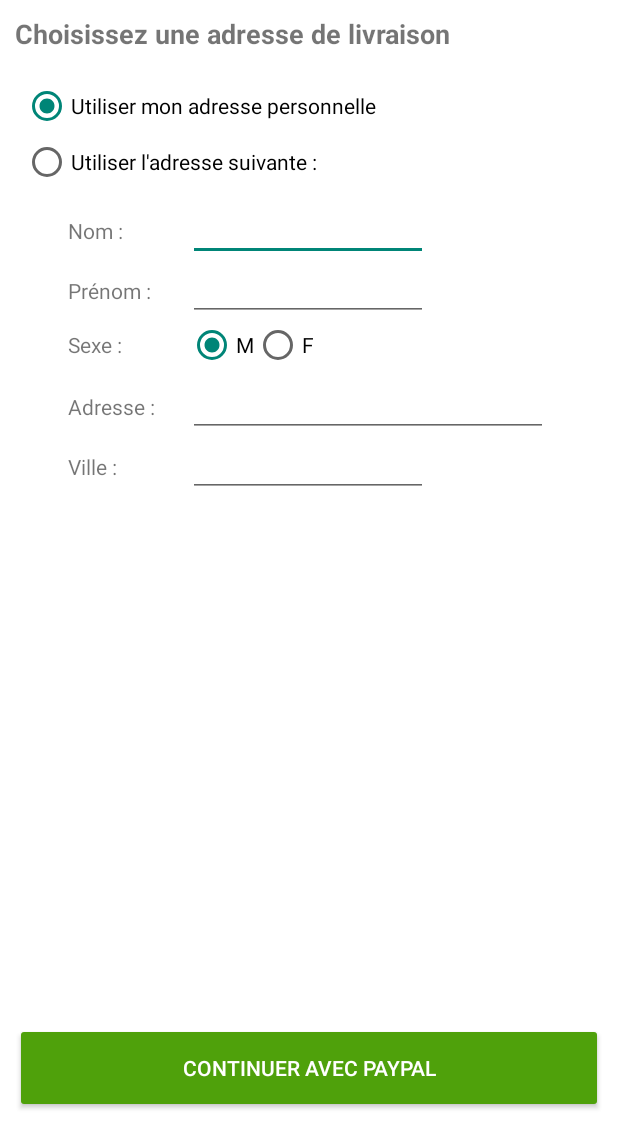
After one commit to ProjetAnnuel5AL/mobile, an Android app: the DeliveryActivity screen opened directly, with no data from a screen before it, on a phone screen of 412 x 824 dp. The commit adds this screen. Shown: the top 1148 px of the screen. Run offline under Robolectric (Android 15) with nearby library versions, the phone set to English and light mode, and no system bars; libraries missing offline, so code that uses them is left out: com.paypal.android; 3 statements that could not run were skipped.

Commit message:
Delivery address setting OK + Payment with PayPal OK

```diff
--- a/app/build.gradle
+++ b/app/build.gradle
@@ -37,5 +37,5 @@ dependencies {
     implementation 'com.android.support:design:27.1.1'
     implementation 'com.android.support:cardview-v7:27.0.2'
     implementation 'com.squareup.picasso:picasso:2.71828'
-
+    implementation 'com.paypal.sdk:paypal-android-sdk:2.15.3'
 }
--- a/app/src/main/AndroidManifest.xml
+++ b/app/src/main/AndroidManifest.xml
@@ -28,6 +28,8 @@
             android:name=".activity.HomeActivity"
             android:label="@string/title_activity_home"
             android:theme="@style/CustomTheme" />
+        <activity android:name=".activity.DeliveryActivity" />
+        <activity android:name=".activity.PaymentDetailsActivity"></activity>
     </application>
 
 </manifest>
--- /dev/null
+++ b/app/src/main/java/com/lechampalamaison/activity/DeliveryActivity.java
@@ -0,0 +1,85 @@
+package com.lechampalamaison.activity;
+
+import android.app.Activity;
+import android.content.Intent;
+import android.support.v7.app.AppCompatActivity;
+import android.os.Bundle;
+import android.view.View;
+import android.widget.Button;
+import android.widget.Toast;
+
+import com.lechampalamaison.R;
+import com.lechampalamaison.api.utils.Configuration;
+import com.paypal.android.sdk.payments.PayPalConfiguration;
+import com.paypal.android.sdk.payments.PayPalPayment;
+import com.paypal.android.sdk.payments.PayPalService;
+import com.paypal.android.sdk.payments.PaymentActivity;
+import com.paypal.android.sdk.payments.PaymentConfirmation;
+
+import org.json.JSONException;
+
+import java.math.BigDecimal;
+
+public class DeliveryActivity extends AppCompatActivity {
+
+    public static int PAYPAL_REQUEST_CODE = 7171;
+    private static PayPalConfiguration config = new PayPalConfiguration()
+            .environment(PayPalConfiguration.ENVIRONMENT_SANDBOX)
+            .clientId(Configuration.PAYPAL_CLIENT_ID);
+
+    private String amount = "150";
+
+    @Override
+    protected void onCreate(Bundle savedInstanceState) {
+        super.onCreate(savedInstanceState);
+        setContentView(R.layout.activity_delivery);
+
+        Intent intent = new Intent(this, PayPalService.class);
+        intent.putExtra(PayPalService.EXTRA_PAYPAL_CONFIGURATION, config);
+        startService(intent);
+
+        Button btnPaypal = findViewById(R.id.btn_continueOrder);
+
+        btnPaypal.setOnClickListener((View view) -> processPayment());
+    }
+
+    @Override
+    protected void onDestroy(){
+        stopService(new Intent(this, PayPalService.class));
+        super.onDestroy();
+    }
+
+    @Override
+    protected void onActivityResult(int requestCode, int resultCode, Intent data) {
+        if (requestCode == PAYPAL_REQUEST_CODE) {
+            if (resultCode == RESULT_OK) {
+                PaymentConfirmation paymentConfirmation = data.getParcelableExtra(PaymentActivity.EXTRA_RESULT_CONFIRMATION);
+                if (paymentConfirmation != null) {
+                    try {
+                        String paymentDetails = paymentConfirmation.toJSONObject().toString(4);
+                        System.out.println(paymentDetails);
+
+                        startActivity(new Intent(this, PaymentDetailsActivity.class)
+                            .putExtra("PaymentDetails", paymentDetails)
+                            .putExtra("PaymentAmount", amount));
+                    } catch (JSONException e) {
+                        e.printStackTrace();
+                    }
+                }
+            } else if (resultCode == Activity.RESULT_CANCELED){
+                Toast.makeText(this, "Canceled", Toast.LENGTH_SHORT).show();
+            }
+        } else if (resultCode == PaymentActivity.RESULT_EXTRAS_INVALID){
+            Toast.makeText(this, "Invalid", Toast.LENGTH_SHORT).show();
+        }
+    }
+
+    private void processPayment() {
+        PayPalPayment payPalPayment = new PayPalPayment(new BigDecimal(String.valueOf(amount)), "EUR", "Please pay motherfucker", PayPalPayment.PAYMENT_INTENT_SALE);
+
+        Intent intent = new Intent(this, PaymentActivity.class);
+        intent.putExtra(PayPalService.EXTRA_PAYPAL_CONFIGURATION, config);
+        intent.putExtra(PaymentActivity.EXTRA_PAYMENT, payPalPayment);
+        startActivityForResult(intent, PAYPAL_REQUEST_CODE);
+    }
+}
--- a/app/src/main/java/com/lechampalamaison/api/utils/Configuration.java
+++ b/app/src/main/java/com/lechampalamaison/api/utils/Configuration.java
@@ -2,6 +2,6 @@ package com.lechampalamaison.api.utils;
 
 public class Configuration {
 
-    public static String urlApi = "http://vps536743.ovh.net:8888/";
-
+    public static final String urlApi = "http://vps536743.ovh.net:8888/";
+    public static final String PAYPAL_CLIENT_ID = "ATVUs3YJylE2Ny253xIfrTAJ31SOCnNL-77epgLxgzV7gSqEmTuPQeLNXKhKzH1Kz8NNaEU4ij-iLB8t";
 }
--- a/app/src/main/java/com/lechampalamaison/model/Item.java
+++ b/app/src/main/java/com/lechampalamaison/model/Item.java
@@ -12,10 +12,11 @@ public class Item {
 
     public Item() {}
 
-    public Item(String title, String description, double price) {
+    public Item(int id, String title, String description, double price) {
         this.title = title;
         this.description = description;
         this.price = price;
+        this.id = id;
     }
 
     public Item(int id, String title, String description, String localisation, double prix, String fileExtensionsItem) {
--- /dev/null
+++ b/app/src/main/res/layout/activity_delivery.xml
@@ -0,0 +1,185 @@
+<?xml version="1.0" encoding="utf-8"?>
+<RelativeLayout android:background="#ffffff"
+    android:layout_height="match_parent"
+    android:layout_width="match_parent"
+    android:padding="10dp"
+    xmlns:android="http://schemas.android.com/apk/res/android">
+
+    <TextView
+        android:id="@+id/tv_chooseDeliveryAddress"
+        android:layout_width="wrap_content"
+        android:layout_height="wrap_content"
+        android:layout_alignParentEnd="true"
+        android:layout_alignParentStart="true"
+        android:text="@string/tv_chooseDeliveryAddress"
+        android:textStyle="bold"
+        android:textSize="18sp"/>
+
+    <RadioGroup
+        android:id="@+id/rg_addressChoices"
+        android:layout_width="wrap_content"
+        android:layout_height="wrap_content"
+        android:layout_below="@id/tv_chooseDeliveryAddress"
+        android:layout_marginStart="5dp"
+        android:layout_marginTop="20dp"
+        android:orientation="vertical">
+
+        <RadioButton
+            android:id="@+id/rb_personnalAddress"
+            android:layout_width="wrap_content"
+            android:layout_height="wrap_content"
+            android:text="@string/tv_personnalAddress"
+            android:checked="true"/>
+
+        <RadioButton
+            android:id="@+id/rb_otherAddress"
+            android:layout_width="wrap_content"
+            android:layout_height="wrap_content"
+            android:layout_marginTop="5dp"
+            android:text="@string/tv_otherAddress" />
+    </RadioGroup>
+
+    <LinearLayout
+        android:layout_width="wrap_content"
+        android:layout_height="wrap_content"
+        android:orientation="vertical"
+        android:layout_below="@id/rg_addressChoices"
+        android:layout_marginStart="35dp"
+        android:layout_marginTop="10dp">
+
+        <LinearLayout
+            android:layout_width="wrap_content"
+            android:layout_height="wrap_content"
+            android:orientation="horizontal">
+
+            <TextView
+                android:id="@+id/ti_lastname"
+                android:layout_width="70dp"
+                android:layout_height="wrap_content"
+                android:text="Nom :" />
+
+            <EditText
+                android:id="@+id/editText"
+                android:layout_width="wrap_content"
+                android:layout_height="wrap_content"
+                android:layout_marginStart="10dp"
+                android:ems="10"
+                android:inputType="textPersonName"
+                android:textSize="14sp"/>
+        </LinearLayout>
+
+        <LinearLayout
+            android:layout_width="wrap_content"
+            android:layout_height="wrap_content"
+            android:orientation="horizontal">
+
+            <TextView
+                android:id="@+id/tv_firstname"
+                android:layout_width="70dp"
+                android:layout_height="wrap_content"
+                android:text="Prénom :" />
+
+            <EditText
+                android:id="@+id/et_firstnameDelivery"
+                android:layout_width="wrap_content"
+                android:layout_height="wrap_content"
+                android:layout_marginStart="10dp"
+                android:ems="10"
+                android:inputType="textPersonName"
+                android:textSize="14sp" />
+        </LinearLayout>
+
+        <LinearLayout
+            android:layout_width="wrap_content"
+            android:layout_height="wrap_content"
+            android:orientation="horizontal">
+
+            <TextView
+                android:id="@+id/tv_sexeDelivery"
+                android:layout_width="70dp"
+                android:layout_height="wrap_content"
+                android:text="Sexe :"
+                android:layout_gravity="center"/>
+
+            <RadioGroup
+                android:id="@+id/rg_sexDelivery"
+                android:layout_width="wrap_content"
+                android:layout_height="wrap_content"
+                android:layout_marginStart="10dp"
+                android:orientation="horizontal">
+
+                <RadioButton
+                    android:id="@+id/rb_maleSexeDelivery"
+                    android:layout_width="wrap_content"
+                    android:layout_height="wrap_content"
+                    android:text="M"
+                    android:checked="true"/>
+
+                <RadioButton
+                    android:id="@+id/rb_femaleSexeDelivery"
+                    android:layout_width="wrap_content"
+                    android:layout_height="wrap_content"
+                    android:text="F" />
+            </RadioGroup>
+        </LinearLayout>
+
+        <LinearLayout
+            android:layout_width="wrap_content"
+            android:layout_height="wrap_content"
+            android:layout_marginTop="5dp"
+            android:orientation="horizontal">
+
+            <TextView
+                android:id="@+id/tv_addressDelivery"
+                android:layout_width="70dp"
+                android:layout_height="wrap_content"
+                android:text="Adresse :"
+                android:layout_gravity="center"/>
+
+            <EditText
+                android:id="@+id/et_addressDelivery"
+                android:layout_width="wrap_content"
+                android:layout_height="wrap_content"
+                android:layout_marginStart="10dp"
+                android:ems="15"
+                android:inputType="textPostalAddress"
+                android:textSize="14sp" />
+        </LinearLayout>
+
+        <LinearLayout
+            android:layout_width="wrap_content"
+            android:layout_height="wrap_content"
+            android:orientation="horizontal">
+
+            <TextView
+                android:id="@+id/tv_cityDelivery"
+                android:layout_width="70dp"
+                android:layout_height="wrap_content"
+                android:text="Ville :"
+                android:layout_gravity="center"/>
+
+            <EditText
+                android:id="@+id/et_cityDelivery"
+                android:layout_width="wrap_content"
+                android:layout_height="wrap_content"
+                android:layout_marginStart="10dp"
+                android:ems="10"
+                android:inputType="textPostalAddress"
+                android:textSize="14sp" />
+        </LinearLayout>
+    </LinearLayout>
+
+    <Button
+        android:id="@+id/btn_continueOrder"
+        android:layout_width="match_parent"
+        android:layout_height="60dp"
+        android:layout_alignParentBottom="true"
+        android:layout_alignParentStart="true"
+        android:layout_gravity="center"
+        android:layout_marginBottom="72dp"
+        android:text="Continuer avec PayPal"
+        android:textColor="@android:color/white"
+        android:theme="@style/Theme.MaterialButton">
+    </Button>
+
+</RelativeLayout>
--- a/app/src/main/res/layout/fragment_cart.xml
+++ b/app/src/main/res/layout/fragment_cart.xml
@@ -26,7 +26,8 @@
             android:layout_height="wrap_content"
             android:layout_weight="1"
             android:text="@string/tv_total"
-            android:textSize="20sp">
+            android:textSize="20sp"
+            android:layout_marginStart="5dp">
         </TextView>
     </LinearLayout>
 
@@ -34,7 +35,7 @@
     <android.support.v7.widget.RecyclerView
         android:id="@+id/recycler_cart"
         android:layout_width="match_parent"
-        android:layout_height="308dp"
+        android:layout_height="wrap_content"
         android:layout_alignParentStart="true"
         android:layout_alignParentTop="true"
         android:layout_marginTop="55dp"
--- a/app/src/main/res/values/strings.xml
+++ b/app/src/main/res/values/strings.xml
@@ -16,8 +16,11 @@
     <string name="hello_blank_fragment">Hello blank fragment</string>
     <string name="lbl_total">Total :</string>
     <string name="tv_total">0 €</string>
-    <string name="btn_pladeorder">Place Order</string>
+    <string name="btn_pladeorder">Passer commande</string>
     <string name="img_minusItem">Decrease quantity</string>
     <string name="img_plusItem">Increase quantity</string>
     <string name="img_removeItem">Remove item</string>
+    <string name="tv_chooseDeliveryAddress">Choisissez une adresse de livraison</string>
+    <string name="tv_personnalAddress">Utiliser mon adresse personnelle</string>
+    <string name="tv_otherAddress">Utiliser l\'adresse suivante :</string>
 </resources>
```
Also changed, not shown: app/src/main/java/com/lechampalamaison/activity/PaymentDetailsActivity.java (added, +15 -0 lines), app/src/main/java/com/lechampalamaison/adapter/CartListAdapter.java (+9 -11 lines), app/src/main/java/com/lechampalamaison/api/model/apiResponse/QuantityResponse.java (added, +43 -0 lines), app/src/main/java/com/lechampalamaison/api/service/ItemClient.java (+4 -3 lines), app/src/main/java/com/lechampalamaison/fragement/CartFragment.java (+69 -7 lines), app/src/main/java/com/lechampalamaison/model/CartItem.java (added, +31 -0 lines), app/src/main/res/layout/activity_payment_details.xml (added, +19 -0 lines), app/src/main/res/layout/item_list_row.xml (+13 -5 lines).
